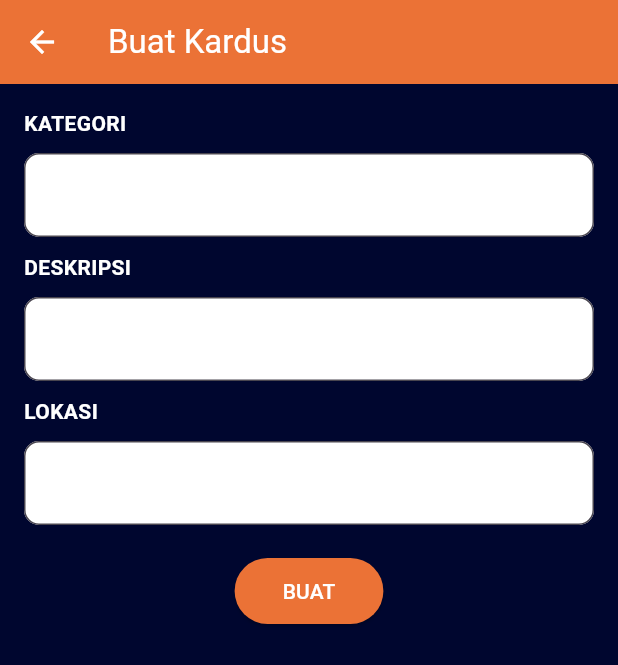
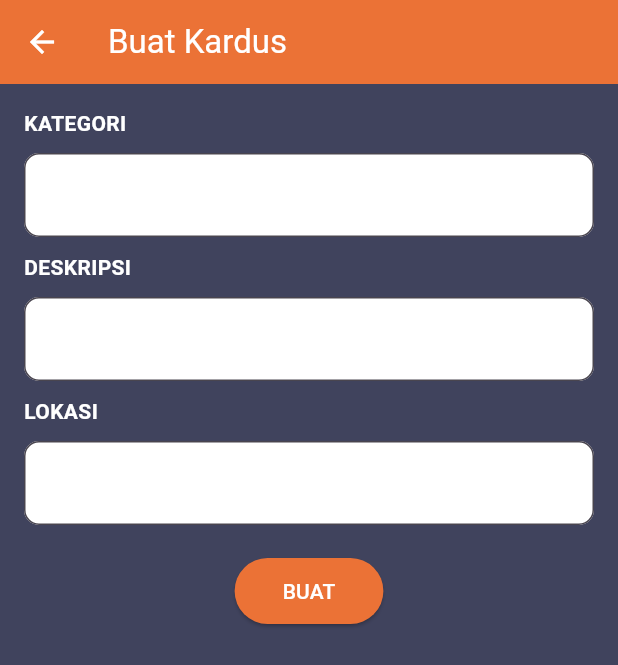
Before and after one commit to NauvalNabil/myinventory_si_23_a2, a Flutter app: the Buatkardus screen opened directly, on a phone screen of 412 x 824 dp. Shown: the top 665 px of the screen. Run offline on Flutter 3.47's test engine with Material 3 defaults, Android fonts, the phone set to English and light mode, and no system bars; our stand-ins replace cached_network_image, get, image_picker, shared_preferences, supabase_flutter; accounts and stored records are empty.

Commit message:
merubah warna

```diff
--- a/lib/buatkardus.dart
+++ b/lib/buatkardus.dart
@@ -79,7 +79,7 @@ class _BuatkardusState extends State<Buatkardus> {
   @override
   Widget build(BuildContext context) {
     return Scaffold(
-      backgroundColor: const Color.fromRGBO(0, 6, 47, 1.0),
+      backgroundColor: const Color.fromARGB(255, 64, 67, 93),
       appBar: AppBar(
         iconTheme: const IconThemeData(color: Colors.white),
         title: const Text(
```
